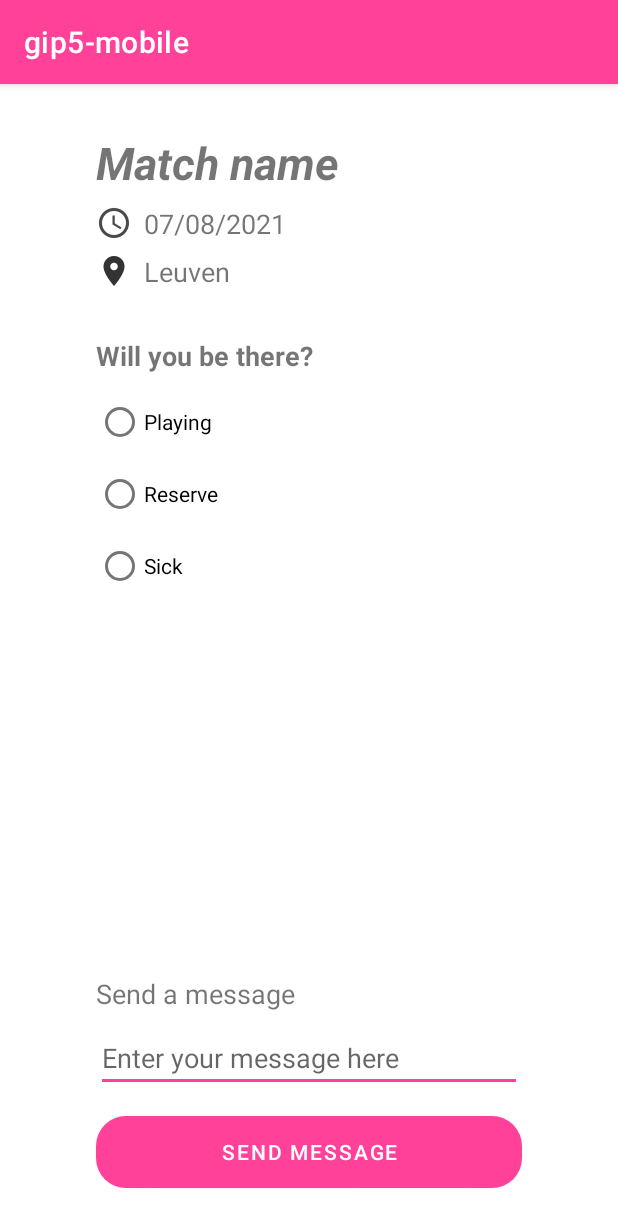
After one commit to SimplyJeevS/UCLL-gip5-mobile, an Android app: the PlayerDetailsActivity screen opened directly, with no data from a screen before it, on a phone screen of 412 x 824 dp. The commit adds this screen. Shown: the top 1227 px of the screen. Run offline under Robolectric (Android 15) with nearby library versions, the phone set to English and light mode, and no system bars.

Commit message:
Added PlayerDetailsActivity

```diff
--- a/app/src/main/AndroidManifest.xml
+++ b/app/src/main/AndroidManifest.xml
@@ -2,7 +2,7 @@
 <manifest xmlns:android="http://schemas.android.com/apk/res/android"
     package="be.ucll.java.mobile.gip5_mobile">
 
-    <uses-permission android:name="android.permission.INTERNET"/>
+    <uses-permission android:name="android.permission.INTERNET" />
 
     <application
         android:allowBackup="true"
@@ -12,8 +12,10 @@
         android:supportsRtl="true"
         android:theme="@style/Theme.Gip5mobile"
         android:usesCleartextTraffic="true">
-        <!-- noHistory so you cant go back to the login activity after it has been see once-->
-        <activity android:name=".LoginActivity"
+        <activity android:name=".PlayerDetailsActivity"></activity>
+        <!-- noHistory so you cant go back to the login activity after it has been see once -->
+        <activity
+            android:name=".LoginActivity"
             android:noHistory="true">
             <intent-filter>
                 <action android:name="android.intent.action.MAIN" />
@@ -24,10 +26,8 @@
         <activity
             android:name=".SettingsActivity"
             android:label="@string/title_activity_settings"
-            android:parentActivityName=".MainActivity"/>
-        <activity android:name=".MainActivity">
-
-        </activity>
+            android:parentActivityName=".MainActivity" />
+        <activity android:name=".MainActivity"></activity>
     </application>
 
 </manifest>
--- /dev/null
+++ b/app/src/main/java/be/ucll/java/mobile/gip5_mobile/PlayerDetailsActivity.java
@@ -0,0 +1,14 @@
+package be.ucll.java.mobile.gip5_mobile;
+
+import androidx.appcompat.app.AppCompatActivity;
+
+import android.os.Bundle;
+
+public class PlayerDetailsActivity extends AppCompatActivity {
+
+    @Override
+    protected void onCreate(Bundle savedInstanceState) {
+        super.onCreate(savedInstanceState);
+        setContentView(R.layout.activity_player_details);
+    }
+}
--- /dev/null
+++ b/app/src/main/res/layout/activity_player_details.xml
@@ -0,0 +1,139 @@
+<?xml version="1.0" encoding="utf-8"?>
+<androidx.constraintlayout.widget.ConstraintLayout xmlns:android="http://schemas.android.com/apk/res/android"
+    xmlns:app="http://schemas.android.com/apk/res-auto"
+    xmlns:tools="http://schemas.android.com/tools"
+    android:layout_width="match_parent"
+    android:layout_height="match_parent"
+    tools:context=".PlayerDetailsActivity">
+
+    <TextView
+        android:id="@+id/lblDtMatchName"
+        android:layout_width="wrap_content"
+        android:layout_height="wrap_content"
+        android:layout_marginStart="64dp"
+        android:layout_marginTop="32dp"
+        android:text="Match name"
+        android:textSize="30sp"
+        android:textStyle="bold|italic"
+        app:layout_constraintStart_toStartOf="parent"
+        app:layout_constraintTop_toTopOf="parent" />
+
+    <TextView
+        android:id="@+id/lbbDtMatchTime"
+        android:layout_width="wrap_content"
+        android:layout_height="wrap_content"
+        android:layout_marginStart="8dp"
+        android:text="07/08/2021"
+        android:textSize="18sp"
+        app:layout_constraintStart_toEndOf="@+id/imgTime"
+        app:layout_constraintTop_toTopOf="@+id/imgTime" />
+
+    <TextView
+        android:id="@+id/lblDtMatchLocation"
+        android:layout_width="wrap_content"
+        android:layout_height="wrap_content"
+        android:layout_marginStart="8dp"
+        android:text="Leuven"
+        android:textSize="18sp"
+        app:layout_constraintStart_toEndOf="@+id/imgLocation"
+        app:layout_constraintTop_toTopOf="@+id/imgLocation" />
+
+    <ImageView
+        android:id="@+id/imgLocation"
+        android:layout_width="24dp"
+        android:layout_height="24dp"
+        android:layout_marginTop="8dp"
+        app:layout_constraintStart_toStartOf="@+id/imgTime"
+        app:layout_constraintTop_toBottomOf="@+id/imgTime"
+        app:srcCompat="@drawable/location" />
+
+    <ImageView
+        android:id="@+id/imgTime"
+        android:layout_width="24dp"
+        android:layout_height="24dp"
+        android:layout_marginTop="8dp"
+        app:layout_constraintStart_toStartOf="@+id/lblDtMatchName"
+        app:layout_constraintTop_toBottomOf="@+id/lblDtMatchName"
+        app:srcCompat="@drawable/time" />
+
+    <RadioGroup
+        android:id="@+id/rbgPlayerStatus"
+        android:layout_width="0dp"
+        android:layout_height="wrap_content"
+        android:layout_marginTop="8dp"
+        android:orientation="vertical"
+        app:layout_constraintEnd_toEndOf="@+id/lblWillYouBeThere"
+        app:layout_constraintStart_toStartOf="@+id/lblWillYouBeThere"
+        app:layout_constraintTop_toBottomOf="@+id/lblWillYouBeThere">
+
+        <RadioButton
+            android:id="@+id/rbStatusPlaying"
+            android:layout_width="match_parent"
+            android:layout_height="wrap_content"
+            android:text="@string/status_playing" />
+
+        <RadioButton
+            android:id="@+id/rbStatusReserve"
+            android:layout_width="match_parent"
+            android:layout_height="wrap_content"
+            android:text="@string/status_reserve" />
+
+        <RadioButton
+            android:id="@+id/rbStatusSick"
+            android:layout_width="match_parent"
+            android:layout_height="wrap_content"
+            android:text="@string/status_sick" />
+    </RadioGroup>
+
+    <EditText
+        android:id="@+id/fldPlayerMessage"
+        android:layout_width="0dp"
+        android:layout_height="wrap_content"
+        android:layout_marginStart="64dp"
+        android:layout_marginEnd="64dp"
+        android:layout_marginBottom="16dp"
+        android:ems="10"
+        android:gravity="start|top"
+        android:hint="@string/text_message_hint"
+        android:inputType="textMultiLine"
+        android:maxLines="3"
+        app:layout_constraintBottom_toTopOf="@+id/btnSendMessage"
+        app:layout_constraintEnd_toEndOf="parent"
+        app:layout_constraintStart_toStartOf="parent" />
+
+    <TextView
+        android:id="@+id/lblPlayerMessage"
+        android:layout_width="wrap_content"
+        android:layout_height="wrap_content"
+        android:layout_marginBottom="8dp"
+        android:text="Send a message"
+        android:textSize="18sp"
+        app:layout_constraintBottom_toTopOf="@+id/fldPlayerMessage"
+        app:layout_constraintStart_toStartOf="@+id/fldPlayerMessage" />
+
+    <Button
+        android:id="@+id/btnSendMessage"
+        android:layout_width="0dp"
+        android:layout_height="wrap_content"
+        android:layout_marginStart="64dp"
+        android:layout_marginEnd="64dp"
+        android:layout_marginBottom="32dp"
+        android:background="@drawable/button_bg"
+        android:backgroundTint="@null"
+        android:text="Send message"
+        app:layout_constraintBottom_toBottomOf="parent"
+        app:layout_constraintEnd_toEndOf="parent"
+        app:layout_constraintStart_toStartOf="parent" />
+
+    <TextView
+        android:id="@+id/lblWillYouBeThere"
+        android:layout_width="wrap_content"
+        android:layout_height="wrap_content"
+        android:layout_marginTop="32dp"
+        android:text="@string/status_lable"
+        android:textSize="18sp"
+        android:textStyle="bold"
+        app:layout_constraintStart_toStartOf="@+id/imgLocation"
+        app:layout_constraintTop_toBottomOf="@+id/imgLocation" />
+
+</androidx.constraintlayout.widget.ConstraintLayout>
--- a/app/src/main/res/values/strings.xml
+++ b/app/src/main/res/values/strings.xml
@@ -41,6 +41,15 @@
     <string name="settings_login_field_username">Click to update username</string>
     <string name="settings_login_field_password">Click to update password</string>
 
+    <!-- match details strings -->
+    <string name="send_message_button_text">Send message</string>
+    <string name="status_lable">Will you be there?</string>
+    <string name="status_playing">Playing</string>
+    <string name="status_sick">Sick</string>
+    <string name="status_reserve">Reserve</string>
+    <string name="text_message_hint">Enter your message here</string>
+
+
     <string-array name="match_mock_data_name">
         <item>match 1</item>
         <item>match 2</item>
```
Also changed, not shown: app/src/main/res/drawable-hdpi/location.png (added), app/src/main/res/drawable-hdpi/time.png (added), app/src/main/res/drawable-mdpi/location.png (added), app/src/main/res/drawable-mdpi/time.png (added), app/src/main/res/drawable-xhdpi/location.png (added), app/src/main/res/drawable-xhdpi/time.png (added), app/src/main/res/drawable-xxhdpi/location.png (added), app/src/main/res/drawable-xxhdpi/time.png (added), app/src/main/res/drawable-xxxhdpi/location.png (added), app/src/main/res/drawable-xxxhdpi/time.png (added).
